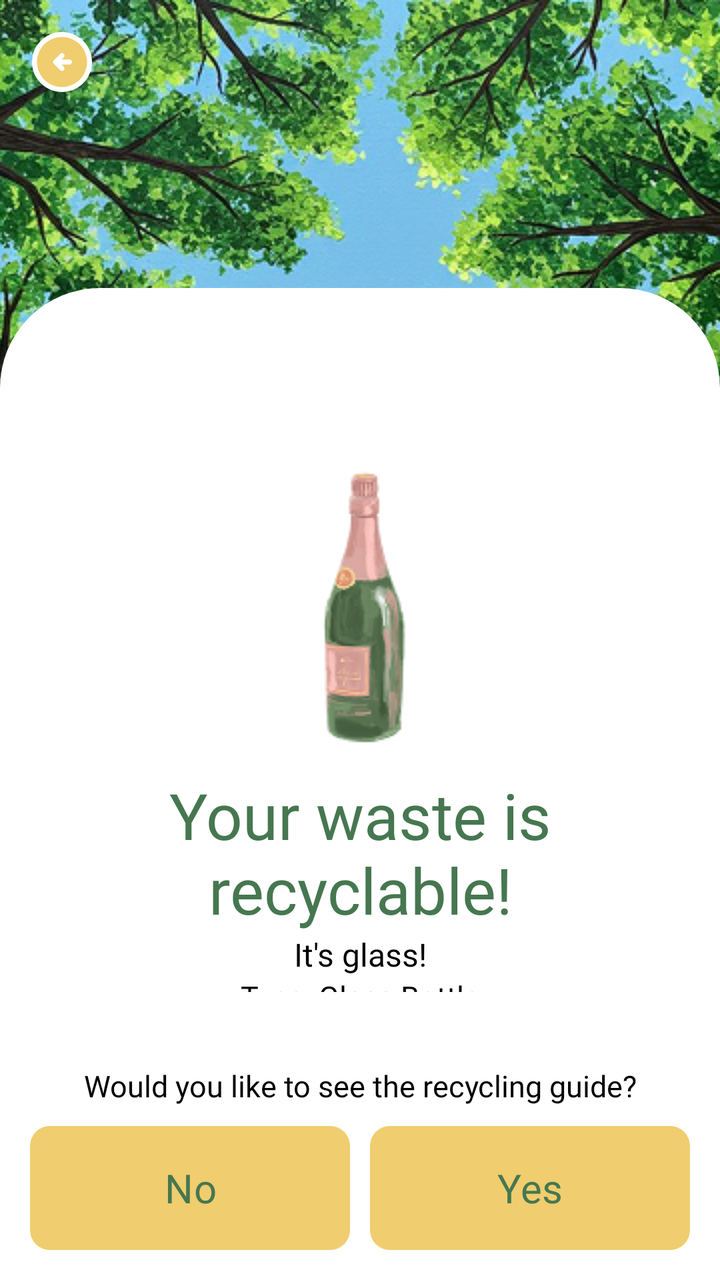
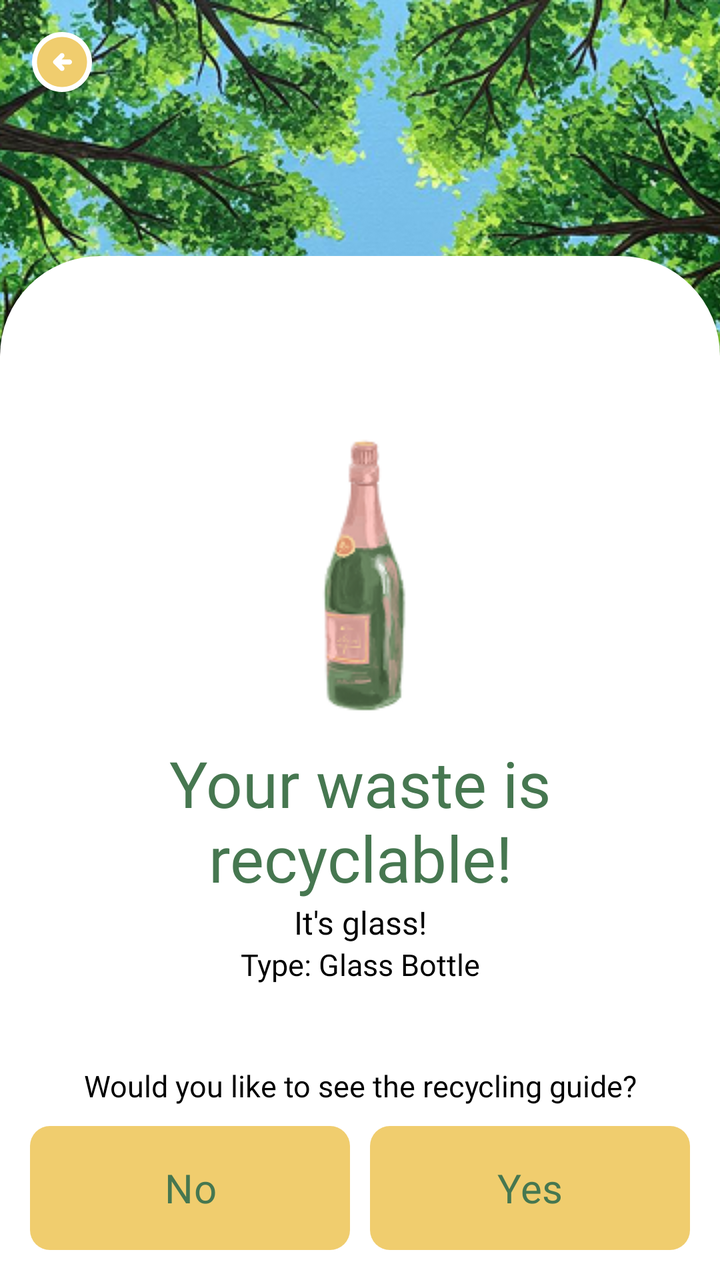

Compare the two renders of this Android layout. The source of the first and the diff that turns it into the second are given below.
<!-- AndroidManifest.xml: application theme Theme.SortItJSON -->
<!-- res/layout/fragment_recyclableresult.xml -->
<?xml version="1.0" encoding="utf-8"?>
<androidx.constraintlayout.widget.ConstraintLayout
    xmlns:android="http://schemas.android.com/apk/res/android"
    xmlns:app="http://schemas.android.com/apk/res-auto"
    xmlns:tools="http://schemas.android.com/tools"
    android:layout_width="match_parent"
    android:layout_height="match_parent"
    android:background="#FFFFFF">

    <ImageView
        android:id="@+id/illustration"
        android:layout_width="match_parent"
        android:layout_height="wrap_content"
        android:src="@drawable/rec_illus"
        android:scaleType="centerCrop"
        app:layout_constraintBottom_toBottomOf="parent"
        app:layout_constraintEnd_toEndOf="parent"
        app:layout_constraintStart_toStartOf="parent"
        app:layout_constraintTop_toTopOf="parent"
        app:layout_constraintVertical_bias="0.0" />

    <ImageButton
        android:id="@+id/btnTopLeft"
        android:layout_width="wrap_content"
        android:layout_height="wrap_content"
        android:background="@android:color/transparent"
        android:src="@drawable/button_yellow_backward"
        android:contentDescription="Back"
        android:padding="8dp"
        app:layout_constraintTop_toTopOf="parent"
        app:layout_constraintStart_toStartOf="parent"
        android:layout_margin="8dp"/>

    <LinearLayout
        android:id="@+id/whitebg"
        android:layout_width="match_parent"
        android:layout_height="0dp"
        android:background="@drawable/rectangle_bg"
        android:gravity="top|center_horizontal"
        android:orientation="vertical"
        android:paddingTop="50dp"
        app:layout_constraintBottom_toBottomOf="parent"
        app:layout_constraintHeight_percent="0.55"
        app:layout_constraintTop_toTopOf="parent">

        <LinearLayout
            android:id="@+id/resultLayout"
            android:layout_width="match_parent"
            android:layout_height="wrap_content"
            android:gravity="center_horizontal"
            android:orientation="vertical">

            <ImageView
                android:id="@+id/illust_classification"
                android:layout_width="match_parent"
                android:layout_height="wrap_content"
                android:layout_marginTop="30dp"
                android:src="@drawable/glass_illus" />

            <TextView
                android:id="@+id/classification"
                android:layout_width="wrap_content"
                android:layout_height="wrap_content"
                android:layout_marginTop="10dp"
                android:fontFamily="@font/montserrat_extrabold"
                android:gravity="center"
                android:paddingLeft="20dp"
                android:paddingRight="20dp"
                android:text="@string/recyclable_result"
                android:textColor="#467750"
                android:textSize="32sp" />

            <TextView
                android:id="@+id/category"
                android:layout_width="match_parent"
                android:layout_height="wrap_content"
                android:fontFamily="@font/montserrat_semibold"
                android:paddingLeft="20dp"
                android:paddingRight="20dp"
                android:text="@string/glass_result"
                android:textAlignment="center"
                android:textColor="@color/black"
                android:textSize="16sp" />

            <TextView
                android:id="@+id/typeText"
                android:layout_width="match_parent"
                android:layout_height="wrap_content"
                android:fontFamily="@font/montserrat_regular"
                android:text="@string/glasstype_glassbotlle"
                android:textAlignment="center"
                android:textColor="@color/black"
                android:textSize="15sp" />

        </LinearLayout>
    </LinearLayout>

    <LinearLayout
        android:id="@+id/bottomLayout"
        android:layout_width="match_parent"
        android:layout_height="wrap_content"
        android:orientation="vertical"
        android:padding="10dp"
        android:layout_marginTop="20dp"
        android:gravity="center_horizontal"
        app:layout_constraintBottom_toBottomOf="parent"
        app:layout_constraintStart_toStartOf="parent"
        app:layout_constraintEnd_toEndOf="parent">

        <TextView
            android:id="@+id/questionText"
            android:layout_width="wrap_content"
            android:layout_height="wrap_content"
            android:text="Would you like to see the recycling guide?"
            android:textSize="15sp"
            android:fontFamily="@font/montserrat_regular"
            android:padding="5dp"
            android:textColor="@color/black"
            android:gravity="center"/>

        
        <LinearLayout
            android:layout_width="match_parent"
            android:layout_height="wrap_content"
            android:orientation="horizontal"
            android:gravity="center">

            <Button
                android:id="@+id/buttonNo"
                android:layout_width="0dp"
                android:layout_height="62dp"
                android:layout_weight="1"
                android:layout_margin="5dp"
                android:fontFamily="@font/montserrat_extrabold"
                android:background="@drawable/result_button"
                app:backgroundTint="#F0CD6E"
                android:text="No"
                android:textAllCaps="false"
                android:textColor="#467750"
                android:textSize="20sp" />

            <Button
                android:id="@+id/buttonYes"
                android:layout_width="0dp"
                android:layout_height="62dp"
                android:layout_weight="1"
                android:layout_margin="5dp"
                android:fontFamily="@font/montserrat_extrabold"
                android:background="@drawable/result_button"
                app:backgroundTint="#F0CD6E"
                android:text="Yes"
                android:textAllCaps="false"
                android:textColor="#467750"
                android:textSize="20sp"/>

        </LinearLayout>


    </LinearLayout>

</androidx.constraintlayout.widget.ConstraintLayout>
<!-- resources referenced by this layout -->
<resources>
  <color name="black">#FF000000</color>
  <!-- drawable button_yellow_backward (drawable) -->
  <vector xmlns:android="http://schemas.android.com/apk/res/android"
      android:width="30dp"
      android:height="30dp"
      android:viewportWidth="24"
      android:viewportHeight="24">
    <path
        android:pathData="M24,12C24,18.627 18.627,24 12,24C5.373,24 0,18.627 0,12C0,5.373 5.373,0 12,0C18.627,0 24,5.373 24,12Z"
        android:fillColor="#ffffff"/>
    <path
        android:pathData="M11.8,13H15C15.283,13 15.521,12.904 15.712,12.712C15.904,12.521 16,12.283 16,12C16,11.717 15.904,11.479 15.712,11.288C15.521,11.096 15.283,11 15,11H11.8L12.7,10.1C12.883,9.917 12.975,9.683 12.975,9.4C12.975,9.117 12.883,8.883 12.7,8.7C12.517,8.517 12.283,8.425 12,8.425C11.717,8.425 11.483,8.517 11.3,8.7L8.7,11.3C8.5,11.5 8.4,11.733 8.4,12C8.4,12.267 8.5,12.5 8.7,12.7L11.3,15.3C11.483,15.483 11.717,15.575 12,15.575C12.283,15.575 12.517,15.483 12.7,15.3C12.883,15.117 12.975,14.883 12.975,14.6C12.975,14.317 12.883,14.083 12.7,13.9L11.8,13ZM12,22C10.617,22 9.317,21.737 8.1,21.212C6.883,20.688 5.825,19.975 4.925,19.075C4.025,18.175 3.313,17.117 2.787,15.9C2.263,14.683 2,13.383 2,12C2,10.617 2.263,9.317 2.787,8.1C3.313,6.883 4.025,5.825 4.925,4.925C5.825,4.025 6.883,3.313 8.1,2.787C9.317,2.263 10.617,2 12,2C13.383,2 14.683,2.263 15.9,2.787C17.117,3.313 18.175,4.025 19.075,4.925C19.975,5.825 20.688,6.883 21.212,8.1C21.737,9.317 22,10.617 22,12C22,13.383 21.737,14.683 21.212,15.9C20.688,17.117 19.975,18.175 19.075,19.075C18.175,19.975 17.117,20.688 15.9,21.212C14.683,21.737 13.383,22 12,22Z"
        android:fillColor="#F0CD6E"/>
  </vector>
  <!-- drawable glass_illus: png bitmap (drawable, 10266 bytes) -->
  <!-- drawable rec_illus: png bitmap (drawable, 330417 bytes) -->
  <!-- drawable rectangle_bg (drawable) -->
  <?xml version="1.0" encoding="utf-8"?>
  <layer-list xmlns:android="http://schemas.android.com/apk/res/android">
  
      
      <item>
          <shape android:shape="rectangle">
              <solid android:color="#FFFFFF"/>
              <corners
                  android:topLeftRadius="50dp"
                  android:topRightRadius="50dp"
                  android:bottomLeftRadius="0dp"
                  android:bottomRightRadius="0dp"/>
          </shape>
      </item>
  
  </layer-list>
  <!-- drawable result_button (drawable) -->
  <shape xmlns:android="http://schemas.android.com/apk/res/android"
      android:shape="rectangle">
  
      
      <solid android:color="#467750"/>
  
      
      <corners android:radius="10dp"/>
  
  </shape>
  <string name="glass_result">It\'s glass!</string>
  <string name="glasstype_glassbotlle">Type: Glass Bottle</string>
  <string name="recyclable_result">Your waste is recyclable!</string>
  <style name="Theme.SortItJSON" parent="Base.Theme.SortItJSON" />
  <style name="Base.Theme.SortItJSON" parent="Theme.Material3.DayNight.NoActionBar">
          
          <item name="colorPrimary">@color/darkgreen</item>
      </style>
  <color name="darkgreen">#467750</color>
</resources>

<!-- the commit's change to res/layout/fragment_recyclableresult.xml (unified diff, before → after) -->
@@ -40,7 +40,7 @@
         android:orientation="vertical"
         android:paddingTop="50dp"
         app:layout_constraintBottom_toBottomOf="parent"
-        app:layout_constraintHeight_percent="0.55"
+        app:layout_constraintHeight_percent="0.60"
         app:layout_constraintTop_toTopOf="parent">
 
         <LinearLayout
